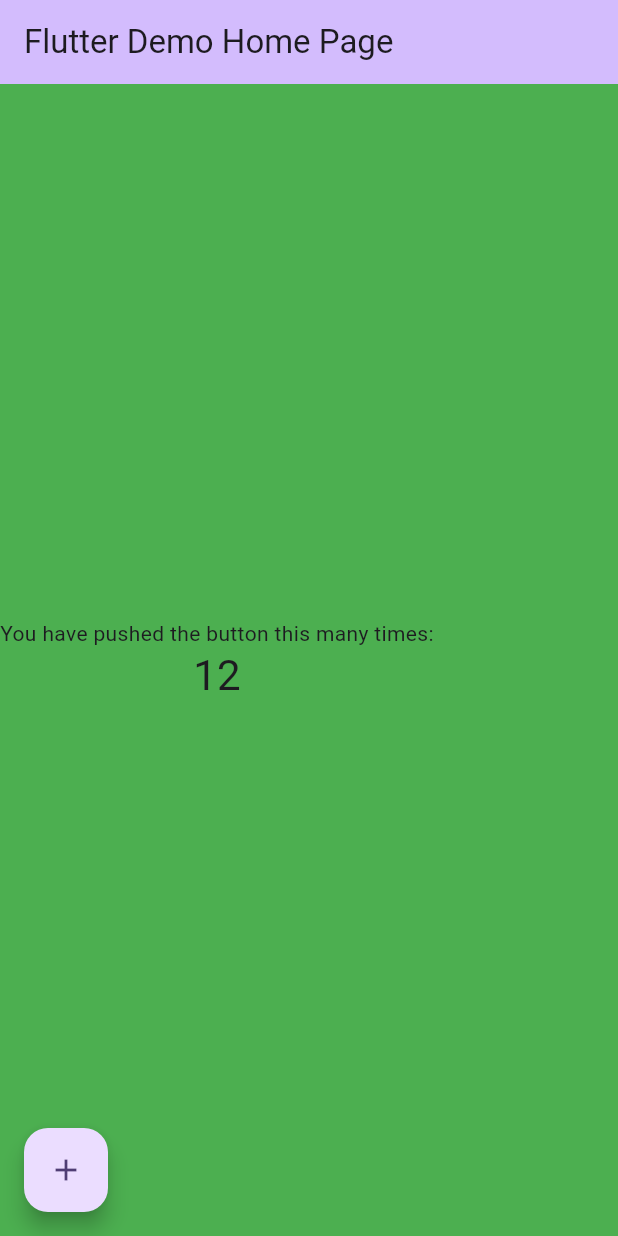
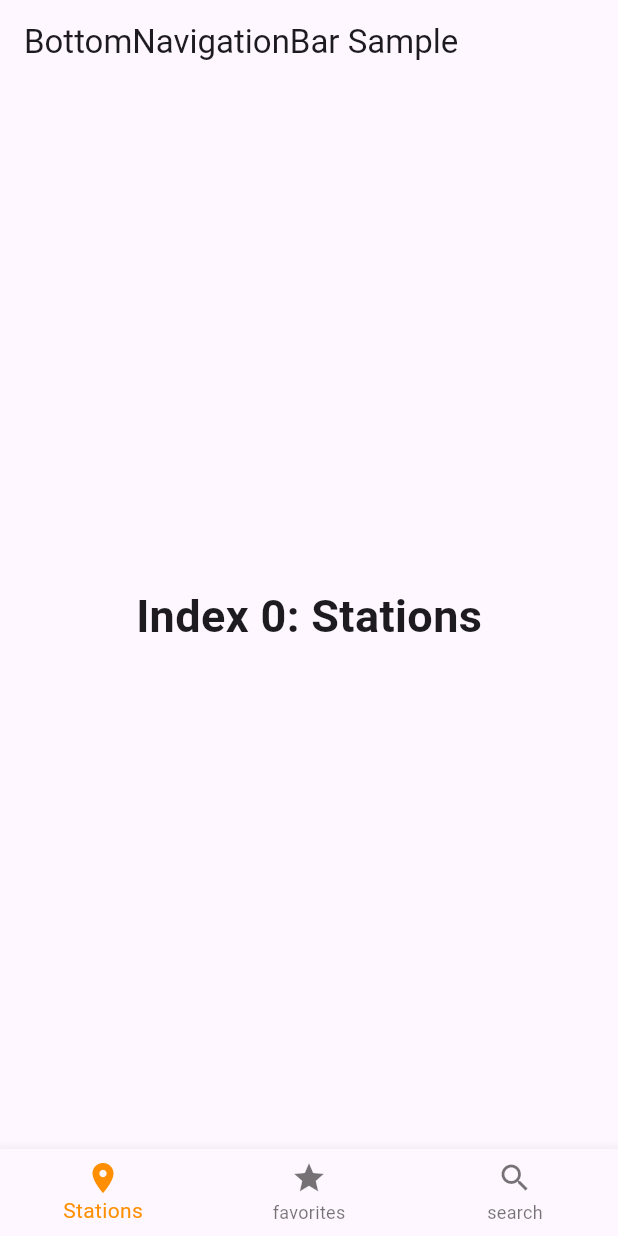
Before and after one commit to valentinhippolyte/my_bike, a Flutter app: the screen it shows after launch, on a phone screen of 412 x 824 dp. Run offline on Flutter 3.47's test engine with Material 2 defaults, Android fonts, the phone set to English and light mode, and no system bars.

Commit message:
bottom tap bar done

```diff
--- a/lib/main.dart
+++ b/lib/main.dart
@@ -7,48 +7,21 @@ void main() {
 class MyApp extends StatelessWidget {
   const MyApp({super.key});
 
-  // This widget is the root of your application.
   @override
   Widget build(BuildContext context) {
     return MaterialApp(
       title: 'Flutter Demo',
       theme: ThemeData(
-        // This is the theme of your application.
-        //
-
-        // TRY THIS: Try running your application with "flutter run". You'll see
-        // the application has a blue toolbar. Then, without quitting the app,
-        // try changing the seedColor in the colorScheme below to Colors.green
-        // and then invoke "hot reload" (save your changes or press the "hot
-        // reload" button in a Flutter-supported IDE, or press "r" if you used
-        // the command line to start the app).
-        //
-        // Notice that the counter didn't reset back to zero; the application
-        // state is not lost during the reload. To reset the state, use hot
-        // restart instead.
-        //
-        // This works for code too, not just values: Most code changes can be
-        // tested with just a hot reload.
         colorScheme: ColorScheme.fromSeed(seedColor: Colors.deepPurple),
         useMaterial3: true,
       ),
-      home: const MyHomePage(title: 'Flutter Demo Home Page'),
+      home: const MyHomePage(title: 'My Bike'),
     );
   }
 }
 
 class MyHomePage extends StatefulWidget {
   const MyHomePage({super.key, required this.title});
-
-  // This widget is the home page of your application. It is stateful, meaning
-  // that it has a State object (defined below) that contains fields that affect
-  // how it looks.
-
-  // This class is the configuration for the state. It holds the values (in this
-  // case the title) provided by the parent (in this case the App widget) and
-  // used by the build method of the State. Fields in a Widget subclass are
-  // always marked "final".
-
   final String title;
 
   @override
@@ -56,72 +29,59 @@ class MyHomePage extends StatefulWidget {
 }
 
 class _MyHomePageState extends State<MyHomePage> {
-  int _counter = 12;
 
-  void _incrementCounter() {
+  int _selectedIndex = 0;
+  static const TextStyle optionStyle = TextStyle(fontSize: 30, fontWeight: FontWeight.bold);
+
+  static const List<Widget> _widgetOptions = <Widget>[
+    Text(
+      'Index 0: Stations',
+      style: optionStyle,
+    ),
+    Text(
+      'Index 1: Favorites',
+      style: optionStyle,
+    ),
+    Text(
+      'Index 2: Search',
+      style: optionStyle,
+    ),
+  ];
+
+  void _onItemTapped(int index) {
     setState(() {
-      // This call to setState tells the Flutter framework that something has
-      // changed in this State, which causes it to rerun the build method below
-      // so that the display can reflect the updated values. If we changed
-      // _counter without calling setState(), then the build method would not be
-      // called again, and so nothing would appear to happen.
-      _counter++;
+      _selectedIndex = index;
     });
   }
 
     @override
     Widget build(BuildContext context) {
-    // This method is rerun every time setState is called, for instance as done
-    // by the _incrementCounter method above.
-    //
-    // The Flutter framework has been optimized to make rerunning build methods
-    // fast, so that you can just rebuild anything that needs updating rather
-    // than having to individually change instances of widgets.
       return Scaffold(
-      backgroundColor: Colors.green,
-      floatingActionButtonLocation:FloatingActionButtonLocation.startFloat,
         appBar: AppBar(
-        // TRY THIS: Try changing the color here to a specific color (to
-        // Colors.amber, perhaps?) and trigger a hot reload to see the AppBar
-        // change color while the other colors stay the same.
-        backgroundColor: Theme.of(context).colorScheme.inversePrimary,
-        // Here we take the value from the MyHomePage object that was created by
-        // the App.build method, and use it to set our appbar title.
-        title: Text(widget.title),
+          title: const Text('BottomNavigationBar Sample'),
         ),
-      body: Column(
-        // Center is a layout widget. It takes a single child and positions it
-        // in the middle of the parent
-          // Column is also a layout widget. It takes a list of children and
-          // arranges them vertically. By default, it sizes itself to fit its
-          // children horizontally, and tries to be as tall as its parent.
-          //
-          // Column has various properties to control how it sizes itself and
-          // how it positions its children. Here we use mainAxisAlignment to
-          // center the children vertically; the main axis here is the vertical
-          // axis because Columns are vertical (the cross axis would be
-          // horizontal).
-          //
-          // TRY THIS: Invoke "debug painting" (choose the "Toggle Debug Paint"
-          // action in the IDE, or press "p" in the console), to see the
-          // wireframe for each widget.
-          mainAxisAlignment: MainAxisAlignment.center,
-          crossAxisAlignment: CrossAxisAlignment.center,
-          children: <Widget>[
-            const Text(
-              'You have pushed the button this many times:',
+        body: Center(
+          child: _widgetOptions.elementAt(_selectedIndex),
         ),
-            Text(
-              '$_counter',
-              style: Theme.of(context).textTheme.headlineMedium,
+        bottomNavigationBar: BottomNavigationBar(
+          items: const <BottomNavigationBarItem>[
+            BottomNavigationBarItem(
+              icon: Icon(Icons.location_on),
+              label: 'Stations',
+            ),
+            BottomNavigationBarItem(
+              icon: Icon(Icons.star),
+              label: 'favorites',
+            ),
+            BottomNavigationBarItem(
+              icon: Icon(Icons.search),
+              label: 'search',
             ),
           ],
+          currentIndex: _selectedIndex,
+          selectedItemColor: Colors.amber[800],
+          onTap: _onItemTapped,
         ),
-      floatingActionButton: FloatingActionButton(
-        onPressed: _incrementCounter,
-        tooltip: 'Increment',
-        child: const Icon(Icons.add),
-      ), // This trailing comma makes auto-formatting nicer for build methods.
       );
     }
   }
```
Lines whose indentation alone changed are shown as unchanged.
